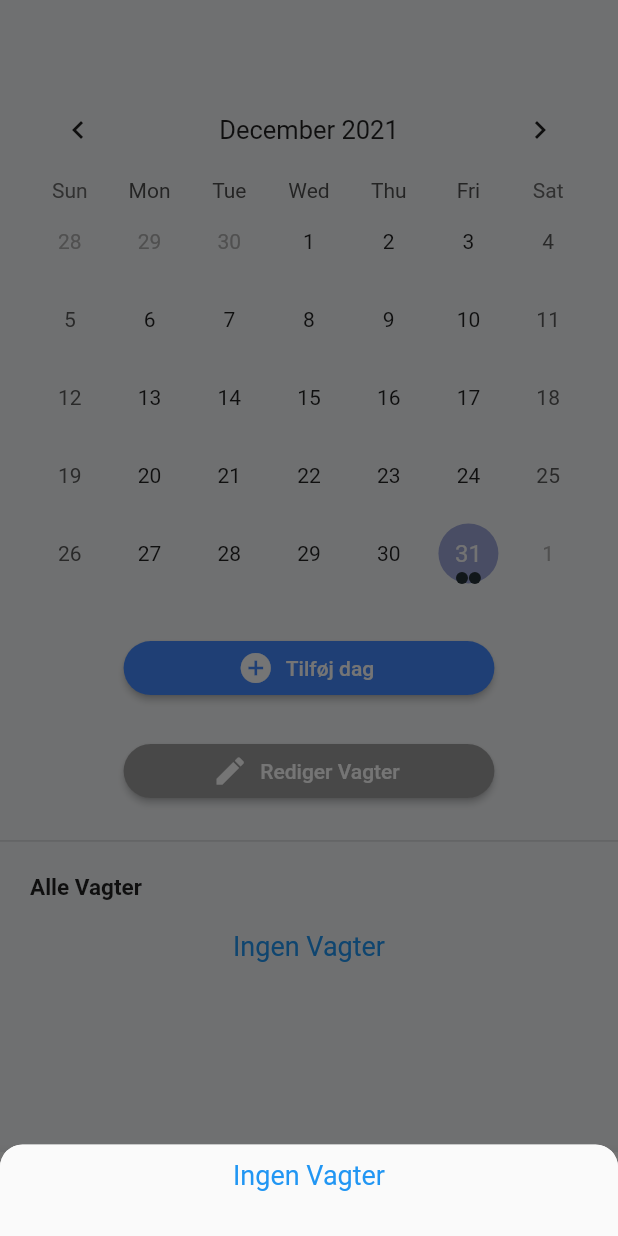
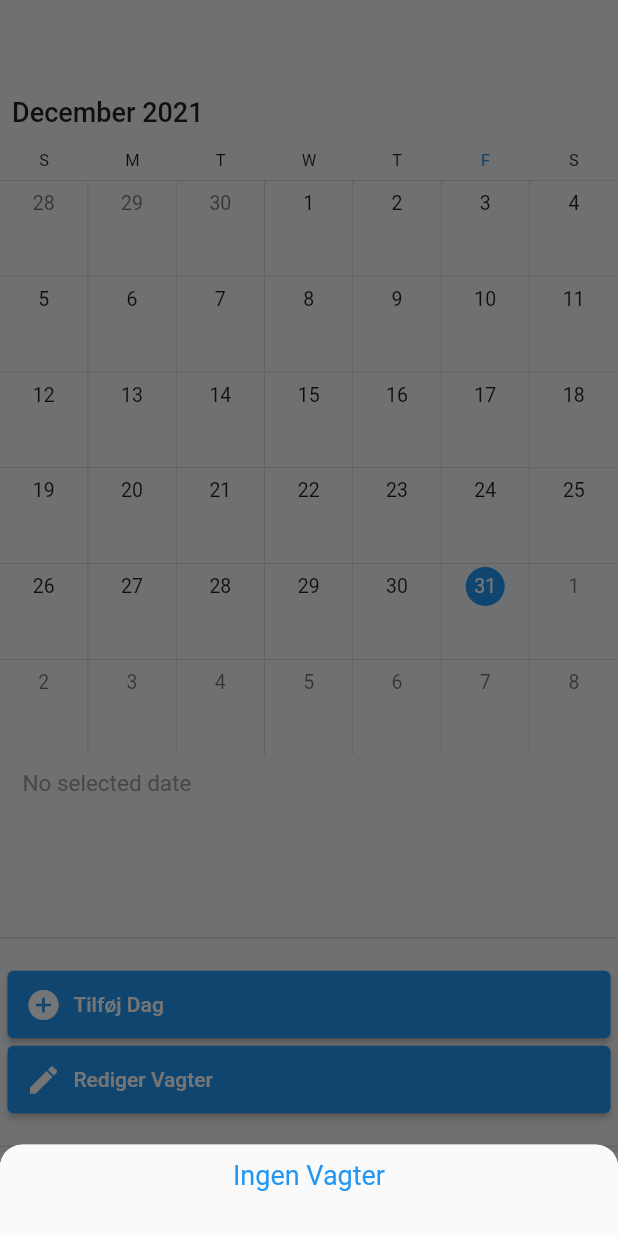
Before and after one commit to ammarOdin/odinvikar, a Flutter app: the screen it shows after launch, item 2 of the bottom bar chosen, after a tap on "Rediger Vagter", on a phone screen of 412 x 824 dp. Run offline on Flutter 3.47's test engine with Material 2 defaults, Android fonts, the phone set to English and light mode, and no system bars; drawn by our look-alikes of sliding_sheet, syncfusion_flutter_calendar, table_calendar; our stand-ins replace cloud_firestore, firebase_core; missing offline and left inert: syncfusion_localizations, week_of_year; accounts and stored records are empty.

Commit message:
Various additions and tweaks

```diff
--- a/lib/main.dart
+++ b/lib/main.dart
@@ -1,6 +1,7 @@
 import 'package:flutter/material.dart';
 import 'main_screens/dashboard.dart';
 import 'package:flutter_localizations/flutter_localizations.dart';
+import 'package:syncfusion_localizations/syncfusion_localizations.dart';
 
 import 'package:firebase_core/firebase_core.dart';
 
@@ -19,7 +20,8 @@ class MyApp extends StatelessWidget {
   Widget build(BuildContext context) {
     return MaterialApp(
     localizationsDelegates: const [
-        GlobalMaterialLocalizations.delegate
+        GlobalMaterialLocalizations.delegate,
+        SfGlobalLocalizations.delegate
       ],
       supportedLocales: const [
         Locale('en'),
@@ -32,6 +34,7 @@ class MyApp extends StatelessWidget {
           scaffoldBackgroundColor: const Color(0xFFF3F5F7),
         ),
         home: const Dashboard(),
+      locale: const Locale('da'),
 
     );
   }
--- a/lib/main_screens/own_days.dart
+++ b/lib/main_screens/own_days.dart
@@ -1,7 +1,6 @@
 import 'package:flutter/material.dart';
-import 'package:odinvikar/utils/calendar_utils.dart';
 import 'package:sliding_sheet/sliding_sheet.dart';
-import 'package:table_calendar/table_calendar.dart';
+import 'package:syncfusion_flutter_calendar/calendar.dart';
 import 'home_screen.dart';
 
 import 'package:cloud_firestore/cloud_firestore.dart';
@@ -17,112 +16,69 @@ class OwnDaysScreen extends StatefulWidget {
 
 class _State extends State<OwnDaysScreen> {
 
-  CalendarFormat _calendarFormat = CalendarFormat.month;
-  DateTime _focusedDay = DateTime.now();
-  DateTime? _selectedDay;
-  late final ValueNotifier<List<Event>> _selectedEvents;
   late DateTime _pickedDay;
 
   get shift => FirebaseFirestore.instance.collection('shift').orderBy('date', descending: false);
   get saveShift => FirebaseFirestore.instance.collection('shift');
 
-
-  List<Event> _getEventsForDay(DateTime day) {
-    return kEvents[day] ?? [];
-  }
-
   @override
   void initState() {
     super.initState();
-    _selectedDay = _focusedDay;
-    _selectedEvents = ValueNotifier(_getEventsForDay(_selectedDay!));
+
   }
 
   @override
   void dispose() {
-    _selectedEvents.dispose();
+
     super.dispose();
   }
 
-  Future<void> addShift() async {
+  DateTime initialDate() {
+    if (DateTime.now().weekday == DateTime.saturday){
+      return DateTime.now().add(const Duration(days: 2));
+    } else if (DateTime.now().weekday == DateTime.sunday){
+      return DateTime.now().add(const Duration(days: 1));
+    } else {
+      return DateTime.now();
+    }
   }
-
 
   @override
   Widget build(BuildContext context) {
-    //CollectionReference shift = FirebaseFirestore.instance.collection('shift');
 
     return SizedBox(
       height: MediaQuery.of(context).size.height / 1.5,
       child: ListView(
         padding: EdgeInsets.only(top: MediaQuery.of(context).size.height / 15),
         children: [
-          Container(
-            padding: const EdgeInsets.only(bottom: 10, left: 10, right: 10),
-            margin: const EdgeInsets.only(left: 10, right: 10),
-            child: TableCalendar(
-              locale: Localizations.localeOf(context).languageCode,
-              firstDay: DateTime.utc(2010, 10, 16),
-              lastDay: DateTime.utc(2030, 3, 14),
-              focusedDay: _focusedDay,
-              headerStyle: const HeaderStyle(formatButtonVisible: false, titleCentered: true),
-              /*selectedDayPredicate: (day) {
-                // Use `selectedDayPredicate` to determine which day is currently selected.
-                // If this returns true, then `day` will be marked as selected.
-
-                // Using `isSameDay` is recommended to disregard
-                // the time-part of compared DateTime objects.
-                return isSameDay(_focusedDay, day);
-              },*/
-             /* onDaySelected: (selectedDay, focusedDay) {
-                if (!isSameDay(_selectedDay, selectedDay)) {
-                  // Call `setState()` when updating the selected day
-                  setState(() {
-                    _selectedDay = selectedDay;
-                    _focusedDay = focusedDay;
-                  });
-                }
-              },*/
-              onFormatChanged: (format) {
-                if (_calendarFormat != format) {
-                  // Call `setState()` when updating calendar format
-                  setState(() {
-                    _calendarFormat = format;
-                  });
-                }
-              },
-              onPageChanged: (focusedDay) {
-                // No need to call `setState()` here
-                _focusedDay = focusedDay;
-              },
-              eventLoader: (day) {
-                return _getEventsForDay(day);
-              },
+          SizedBox(
+            height: MediaQuery.of(context).size.height / 1.45,
+            width: MediaQuery.of(context).size.width,
+            child: SfCalendar(
+              view: CalendarView.month,
+              showCurrentTimeIndicator: true, timeSlotViewSettings: const TimeSlotViewSettings(
+                startHour: 7,
+                endHour: 19,
+                nonWorkingDays: <int>[DateTime.saturday, DateTime.sunday]),
+              monthViewSettings: const MonthViewSettings(showAgenda: true, agendaViewHeight: 120,),
             ),
           ),
-          /*Expanded(child: ValueListenableBuilder<List<Event>>(valueListenable: _selectedEvents,
-              builder: (context, value, _){
-                return ListView.builder(itemCount: value.length, itemBuilder: (context, index){
-                  return Container(margin: const EdgeInsets.symmetric(horizontal: 12, vertical: 4),
-                  decoration: BoxDecoration(
-                    border: Border.all(),
-                    borderRadius: BorderRadius.circular(12.0),
-                  ),child: ListTile(
-                        onTap: () => print('${value[index]}'),
-                        title: Text('${value[index]}'),
-                      ),);
-                });
-              },)),*/
+
+          const Divider(thickness: 1, height: 4),
+
           Container(
-            padding: EdgeInsets.only(left: MediaQuery.of(context).size.width / 5, right: MediaQuery.of(context).size.width / 5, top: MediaQuery.of(context).size.width / 25, bottom: MediaQuery.of(context).size.height / 40),
+            height: 45,
+            width: 150,
+            margin: const EdgeInsets.only(bottom: 5, left: 5, right: 5, top: 20),
             child: ElevatedButton.icon(onPressed: () async {
               _pickedDay = (await showDatePicker(
                   locale : const Locale("da","DA"),
+                  selectableDayPredicate: (DateTime val) => val.weekday == 6 || val.weekday == 7 ? false : true,
                   context: context,
                   confirmText: "Vælg dag",
                   cancelText: "Annuller",
-                  initialDate: DateTime.now().add(const Duration(days: 1)),
-                  firstDate: DateTime.now().add(const Duration(days: 1)),
+                  initialDate: initialDate(),
+                  firstDate: initialDate(),
                   lastDate: DateTime.now().add(const Duration(days: 32))))!;
 
                   final f = DateFormat('dd/MM/yyyy');
@@ -133,11 +89,13 @@ class _State extends State<OwnDaysScreen> {
                   var pickedWeek = _pickedDay.weekOfYear;
                   await saveShift.add({'date': pickedDate,'month': pickedMonth, 'week': pickedWeek});
 
-              }, icon: const Icon(Icons.add_circle), label: const Text("Tilføj dag"), style: ElevatedButton.styleFrom(primary: Colors.blueAccent, shape: RoundedRectangleBorder(borderRadius: BorderRadius.circular(20))),),
+              }, icon: const Icon(Icons.add_circle), label: const Align(alignment: Alignment.centerLeft, child: Text("Tilføj Dag")),),
           ),
           Container(
-            padding: EdgeInsets.only(left: MediaQuery.of(context).size.width / 5, right: MediaQuery.of(context).size.width / 5, bottom: MediaQuery.of(context).size.height / 40),
-            child: ElevatedButton.icon(onPressed: showJobInfo, icon: const Icon(Icons.edit), label: const Text("Rediger Vagter"), style: ElevatedButton.styleFrom(primary: Colors.grey, shape: RoundedRectangleBorder(borderRadius: BorderRadius.circular(20))),),),
+            height: 45,
+            width: 150,
+            margin: const EdgeInsets.only(bottom: 20, left: 5, right: 5),
+            child: ElevatedButton.icon(onPressed: showJobInfo, icon: const Icon(Icons.edit), label: const Align(alignment: Alignment.centerLeft, child: Text("Rediger Vagter")), style: ElevatedButton.styleFrom(primary: Colors.blue),),),
           const Divider(thickness: 1, height: 4),
           Container(padding: const EdgeInsets.only(top: 20, bottom: 20, left: 20), child: const Text("Alle Vagter", style: TextStyle(fontSize: 15, fontWeight: FontWeight.bold),),),
           // one card, make foreach from db within current user
@@ -209,11 +167,6 @@ class _State extends State<OwnDaysScreen> {
                 }).toList(),
               );
             }),
-/*      Container(margin: const EdgeInsets.all(3), padding: const EdgeInsets.only(bottom: 30), child: const Center(child: Text("Vagt Detaljer", style: TextStyle(fontWeight: FontWeight.bold, fontSize: 24),),),),
-        Container(margin: const EdgeInsets.all(3), padding: const EdgeInsets.only(bottom: 10, left: 10), child: const Align(alignment: Alignment.centerLeft, child: Text("Mulige vagt: DATO"),) ,),
-        Container(margin: const EdgeInsets.all(3), padding: const EdgeInsets.only(bottom: 10, left: 10), child: const Align(alignment: Alignment.centerLeft, child: Text("Du vil blive kontaktet på dagen hvis du får vagten. Ellers kontakter du IKKE vagt-telefonen."),) ,),
-        // Container(margin: const EdgeInsets.all(3), decoration: BoxDecoration(border: Border.all(color: Colors.grey, width: 0.8), borderRadius: const BorderRadius.all(Radius.circular(10))), child: ElevatedButton(style: ElevatedButton.styleFrom(primary: Colors.transparent, shadowColor: Colors.transparent, ), onPressed: () {  }, child: Align(alignment: Alignment.centerLeft, child: Row(children: const [Align(alignment: Alignment.centerLeft, child: Text("Rediger", style: TextStyle(color: Colors.black, fontWeight: FontWeight.bold),)), Spacer(), Align(alignment: Alignment.centerRight, child: Icon(Icons.edit, color: Colors.black,))]),)) ,),
-        Container(margin: const EdgeInsets.only(top: 3, left: 3, right: 3, bottom: 15), decoration: BoxDecoration(border: Border.all(color: Colors.grey, width: 0.8), borderRadius: const BorderRadius.all(Radius.circular(10))), child: ElevatedButton(style: ElevatedButton.styleFrom(primary: Colors.transparent, shadowColor: Colors.transparent, ), onPressed: () {}, child: Align(alignment: Alignment.centerLeft, child: Row(children: const [Align(alignment: Alignment.centerLeft, child: Text("Slet", style: TextStyle(color: Colors.red, fontWeight: FontWeight.bold),)), Spacer(), Align(alignment: Alignment.centerRight, child: Icon(Icons.delete, color: Colors.red,))]),)) ,),*/
       ],
     ),
   );
--- a/lib/main_screens/settings_screen.dart
+++ b/lib/main_screens/settings_screen.dart
@@ -46,7 +46,7 @@ class _State extends State<SettingsScreen> {
                         .height / 30),
                 child: const Center(
                     child: Text(
-                      "Ammar Muhsin",
+                      "NAVN",
                       style: TextStyle(color: Colors.white, fontSize: 18),
                     )),
               ),
@@ -61,7 +61,7 @@ class _State extends State<SettingsScreen> {
           width: 150,
           margin: const EdgeInsets.only(bottom: 5, left: 5, right: 5),
           //padding: EdgeInsets.only(left: MediaQuery.of(context).size.width / 10, right: MediaQuery.of(context).size.width / 10, bottom: MediaQuery.of(context).size.height / 40),
-          child: ElevatedButton.icon(onPressed: () {showContactInfo();}, icon: const Icon(Icons.contact_page, color: Colors.white,), label: const Align(alignment: Alignment.centerLeft, child: Text("Kontakt oplysninger", style: TextStyle(color: Colors.white),)),),),
+          child: ElevatedButton.icon(onPressed: () {showContactInfo();}, icon: const Icon(Icons.contact_page, color: Colors.white,), label: const Align(alignment: Alignment.centerLeft, child: Text("Kontaktoplysninger", style: TextStyle(color: Colors.white),)),),),
 
         Container(
           height: 50,
@@ -97,8 +97,8 @@ class _State extends State<SettingsScreen> {
       shrinkWrap: true,
       primary: false,
       children: [
-        Container(margin: const EdgeInsets.all(3), padding: const EdgeInsets.only(bottom: 30), child: const Center(child: Text("Kontakt oplysninger", style: TextStyle(fontWeight: FontWeight.bold, fontSize: 24),),),),
-        Container(margin: const EdgeInsets.all(3), padding: const EdgeInsets.only(bottom: 15, left: 10), child: Align(alignment: Alignment.centerLeft, child: Text("Telefon nummer: ", style: const TextStyle(fontWeight: FontWeight.bold),),),),
+        Container(margin: const EdgeInsets.all(3), padding: const EdgeInsets.only(bottom: 30), child: const Center(child: Text("Kontaktoplysninger", style: TextStyle(fontWeight: FontWeight.bold, fontSize: 24),),),),
+        Container(margin: const EdgeInsets.all(3), padding: const EdgeInsets.only(bottom: 15, left: 10), child: Align(alignment: Alignment.centerLeft, child: Text("Telefonnummer: ", style: const TextStyle(fontWeight: FontWeight.bold),),),),
         Container(margin: const EdgeInsets.all(3), padding: const EdgeInsets.only(bottom: 10, left: 10), child: Align(alignment: Alignment.centerLeft, child: Text("E-mail: ", style: const TextStyle(fontWeight: FontWeight.bold),),),),
         Container(padding: const EdgeInsets.all(10),),
         //Container(margin: const EdgeInsets.only(left: 10, right: 10), child: ElevatedButton(style: ElevatedButton.styleFrom(shape: const StadiumBorder(), padding: const EdgeInsets.symmetric(horizontal: 1)), onPressed: () => Navigator.of(context).pop(), child: const Text("Close")))
--- a/lib/utils/calendar_utils.dart
+++ /dev/null
@@ -1,46 +0,0 @@
-import 'dart:collection';
-import 'package:table_calendar/table_calendar.dart';
-
-/// Example event class.
-class Event {
-  final String title;
-
-  const Event(this.title);
-
-  @override
-  String toString() => title;
-}
-
-/// Example events.
-///
-/// Using a [LinkedHashMap] is highly recommended if you decide to use a map.
-final kEvents = LinkedHashMap<DateTime, List<Event>>(
-  equals: isSameDay,
-  hashCode: getHashCode,
-)..addAll(_kEventSource);
-
-final _kEventSource = { for (var item in List.generate(5, (index) => index)) DateTime.utc(kFirstDay.year, kFirstDay.month, item * 5) : List.generate(
-        item % 4 + 1, (index) => Event('Event $item | ${index + 1}')) }
-  ..addAll({
-    kToday: [
-      const Event('Today\'s Event 1'),
-      const Event('Today\'s Event 2'),
-    ],
-  });
-
-int getHashCode(DateTime key) {
-  return key.day * 1000000 + key.month * 10000 + key.year;
-}
-
-/// Returns a list of [DateTime] objects from [first] to [last], inclusive.
-List<DateTime> daysInRange(DateTime first, DateTime last) {
-  final dayCount = last.difference(first).inDays + 1;
-  return List.generate(
-    dayCount,
-    (index) => DateTime.utc(first.year, first.month, first.day + index),
-  );
-}
-
-final kToday = DateTime.now();
-final kFirstDay = DateTime(kToday.year, kToday.month - 3, kToday.day);
-final kLastDay = DateTime(kToday.year, kToday.month + 3, kToday.day);
--- a/pubspec.yaml
+++ b/pubspec.yaml
@@ -40,7 +40,8 @@ dependencies:
     sdk: flutter
 
   sliding_sheet: ^0.5.2
-  table_calendar: ^3.0.3
+  syncfusion_flutter_calendar: ^19.4.40
+  syncfusion_localizations: ^19.4.40
   week_of_year: ^2.0.0
 
   # The following adds the Cupertino Icons font to your application.
```
Also changed, not shown: pubspec.lock.
